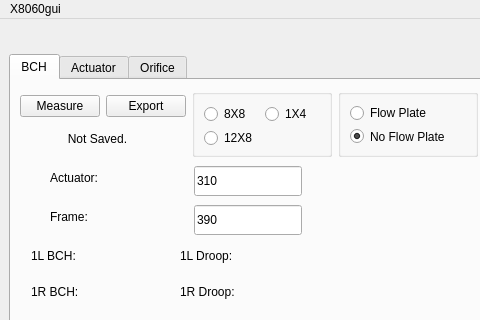
First picture: the form in X8060gui.ui, repository Nicolas-fssw/X8060_gui, before the edit; both pictures show x 0 to 480 and y 0 to 320 of the 1099 by 584 pixel window.
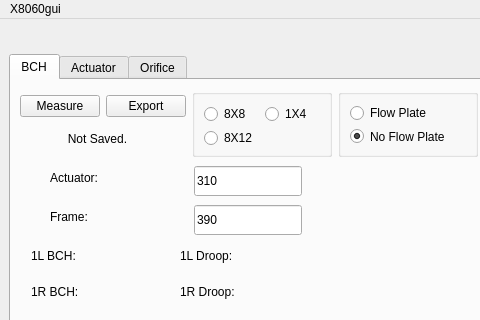
Second picture: the form after the edit. The open tabs and pages were chosen to show the change. Custom widgets are drawn as their Qt base class.

The edit to the form file:
```diff
--- a/X8060gui.ui
+++ b/X8060gui.ui
@@ -178,7 +178,7 @@
                 </size>
                </property>
                <property name="text">
-                <string>12X8</string>
+                <string>8X12</string>
                </property>
                <property name="checked">
                 <bool>false</bool>
```
Left out of the diff: 4 changed lines with no effect on the pictures.
